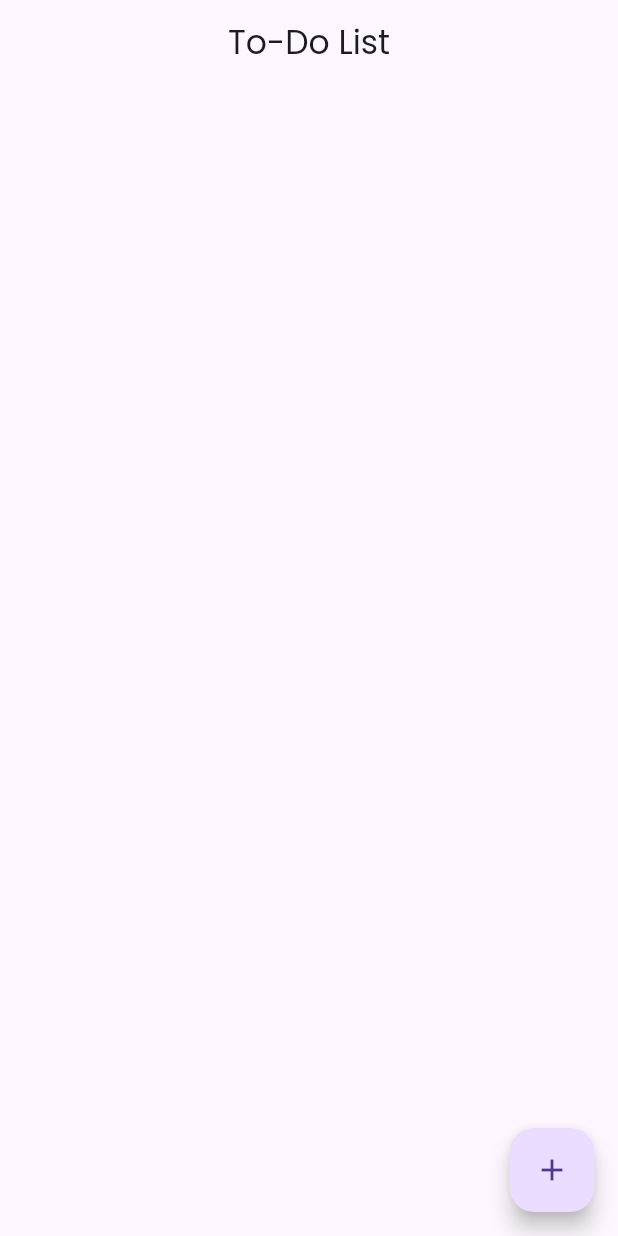
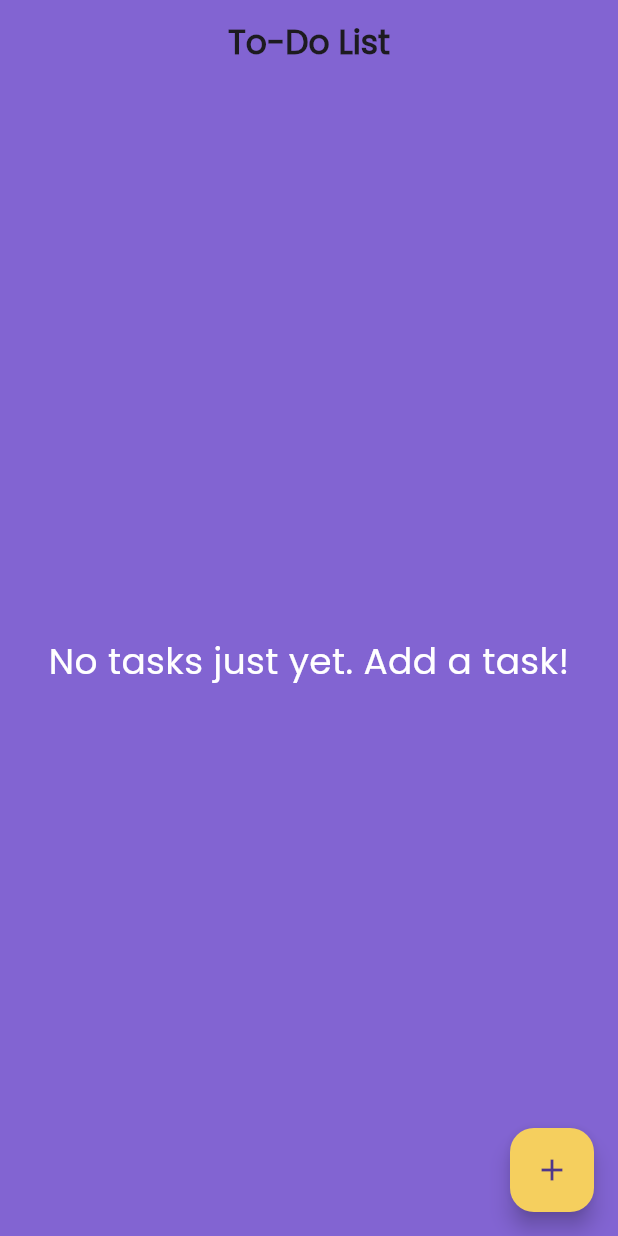
Before and after one commit to CarrotNinja/ScholarSphere, a Flutter app: the screen it shows after launch, on a phone screen of 412 x 824 dp. Run offline on Flutter 3.47's test engine with Material 3 defaults, Android fonts, the phone set to English and light mode, and no system bars; our stand-ins replace firebase_auth, firebase_core, google_nav_bar; accounts and stored records are empty.

Commit message:
Changed Appearance of To-Do List

```diff
--- a/scholar_sphere/lib/pages/to_do.dart
+++ b/scholar_sphere/lib/pages/to_do.dart
@@ -4,7 +4,6 @@ class ToDoList1 extends StatefulWidget {
   @override
   _TodoListState createState() => _TodoListState();
 }
-
 
 class _TodoListState extends State<ToDoList1> {
   final List<String> _todoItems = [];
@@ -24,7 +23,7 @@ class _TodoListState extends State<ToDoList1> {
       context: context,
       builder: (BuildContext context) {
         return AlertDialog(
-          title: Text('New task'),
+          title: Text('New Task'),
           content: TextField(
             autofocus: true,
             onSubmitted: (val) {
@@ -44,11 +43,18 @@ class _TodoListState extends State<ToDoList1> {
   }
 
   Widget _buildTodoItem(String todoText, int index) {
-    return ListTile(
-      title: Text(todoText),
-      trailing: IconButton(
-        icon: Icon(Icons.delete),
-        onPressed: () => _removeTodoItem(index),
+    return Card(
+      elevation: 4,
+      margin: EdgeInsets.symmetric(vertical: 8, horizontal: 16),
+      child: ListTile(
+        title: Text(
+          todoText,
+          style: TextStyle(fontSize: 18, fontWeight: FontWeight.w600),
+        ),
+        trailing: IconButton(
+          icon: Icon(Icons.delete, color: Colors.red),
+          onPressed: () => _removeTodoItem(index),
+        ),
       ),
     );
   }
@@ -66,13 +72,39 @@ class _TodoListState extends State<ToDoList1> {
   Widget build(BuildContext context) {
     return Scaffold(
       appBar: AppBar(
-        title: Text('To-Do List'),
+        title: Text('To-Do List', style: TextStyle(
+          fontWeight: FontWeight.bold
+        ),),
         centerTitle: true,
+        backgroundColor: const Color.fromARGB(255, 130, 100, 210),
       ),
-      body: _buildTodoList(),
+      body: Container(
+        decoration: BoxDecoration(
+          gradient: LinearGradient(
+            colors: [const Color.fromARGB(255, 130, 100, 210), const Color.fromARGB(255, 130, 100, 210)],
+            begin: Alignment.topCenter,
+            end: Alignment.bottomCenter,
+          ),
+        ),
+        child: Padding(
+          padding: const EdgeInsets.all(16.0),
+          child: _todoItems.isEmpty
+              ? Center(
+                  child: Text(
+                    'No tasks just yet. Add a task!',
+                    style: TextStyle(
+                      color: Colors.white,
+                      fontSize: 24,
+                    ),
+                  ),
+                )
+              : _buildTodoList(),
+        ),
+      ),
       floatingActionButton: FloatingActionButton(
         onPressed: _promptAddTodoItem,
         tooltip: 'Add task',
+        backgroundColor: const Color.fromARGB(255, 245, 207, 94),
         child: Icon(Icons.add),
       ),
     );
```
